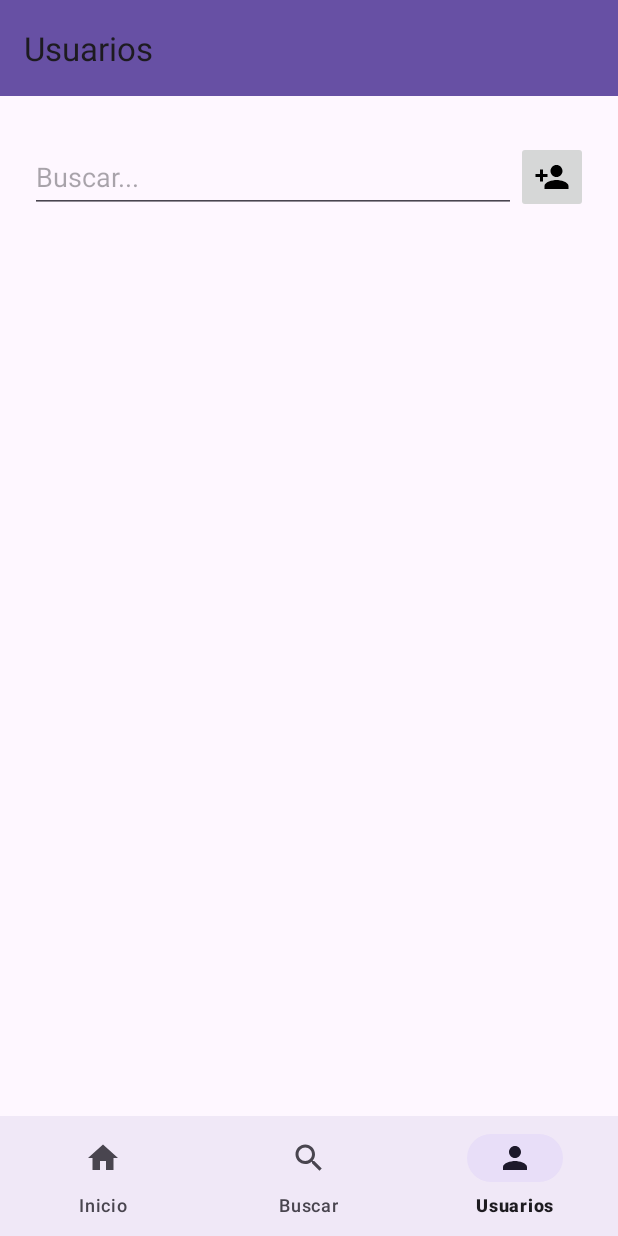
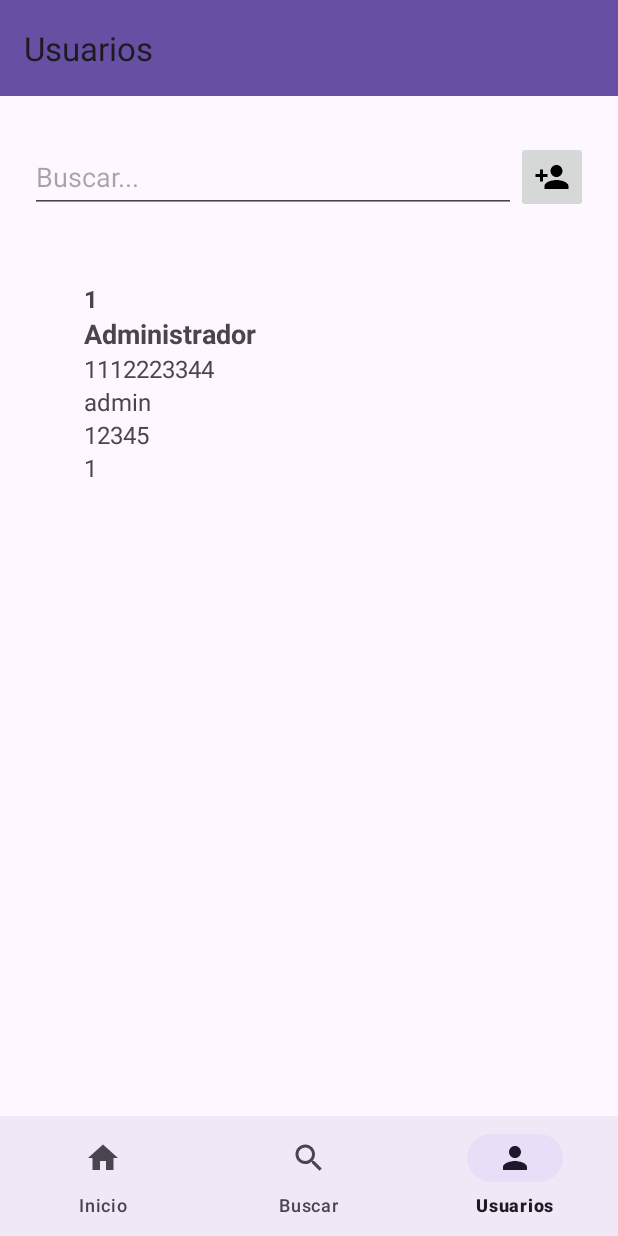
Before and after one commit to JoseAlejandro99/App-Generador-de-Orden-de-servicio, an Android app: the UsuariosFragment screen opened through its navigation route, on a phone screen of 412 x 824 dp. Run offline under Robolectric (Android 15) with nearby library versions, the phone set to English and light mode, and no system bars; our stand-ins replace navigation-ui; libraries missing offline, so code that uses them is left out: com.itextpdf.kernel, com.itextpdf.layout.

Commit message:
funciona el modulo usuarios parte 1
 en la parte de mostrar la informacion de la base de datos, falta el boton de agregar

```diff
--- a/app/src/main/AndroidManifest.xml
+++ b/app/src/main/AndroidManifest.xml
@@ -5,6 +5,10 @@
     <uses-feature
         android:name="android.hardware.camera"
         android:required="false" />
+
+    <uses-permission android:name="android.permission.CAMERA" />
+    <uses-permission android:name="android.permission.WRITE_EXTERNAL_STORAGE" />
+
     <application
         android:allowBackup="true"
         android:dataExtractionRules="@xml/data_extraction_rules"
@@ -15,6 +19,9 @@
         android:supportsRtl="true"
         android:theme="@style/Theme.GeneradorDeOrdenDeServicio"
         tools:targetApi="31">
+        <activity
+            android:name=".usuario_item"
+            android:exported="false" />
         <activity
             android:name=".SignUpActivity"
             android:exported="false" />
@@ -33,10 +40,4 @@
         </activity>
     </application>
 
-    <uses-permission android:name="android.permission.CAMERA" />
-    <uses-permission android:name="android.permission.WRITE_EXTERNAL_STORAGE" />
-
-
-
-
 </manifest>
--- a/app/src/main/java/com/kalex/generadordeordendeservicio/DatabaseHelper.java
+++ b/app/src/main/java/com/kalex/generadordeordendeservicio/DatabaseHelper.java
@@ -4,6 +4,9 @@ import android.content.Context;
 import android.database.Cursor;
 import android.database.sqlite.SQLiteDatabase;
 import android.database.sqlite.SQLiteOpenHelper;
+
+import java.util.ArrayList;
+import java.util.List;
 
 public class DatabaseHelper extends SQLiteOpenHelper {
 
@@ -63,4 +66,29 @@ public class DatabaseHelper extends SQLiteOpenHelper {
         cursor.close();
         return count > 0;
     }
+
+    public List<Usuario> getAllUsuarios() {
+        List<Usuario> usuarios = new ArrayList<>();
+        SQLiteDatabase db = this.getReadableDatabase();
+
+        Cursor cursor = db.query(TABLE_USERS, null, null, null, null, null, null);
+
+        if (cursor != null) {
+            while (cursor.moveToNext()) {
+                int id = cursor.getInt(cursor.getColumnIndex(COLUMN_ID));
+                String nombreCompleto = cursor.getString(cursor.getColumnIndex(COLUMN_FULL_NAME));
+                int telefono = cursor.getInt(cursor.getColumnIndex(COLUMN_PHONE));
+                String usuario = cursor.getString(cursor.getColumnIndex(COLUMN_USERNAME));
+                String contraseña = cursor.getString(cursor.getColumnIndex(COLUMN_PASSWORD));
+                int nivelUsuario = cursor.getInt(cursor.getColumnIndex(COLUMN_USER_LEVEL));
+
+                Usuario usuarioObj = new Usuario(id, nombreCompleto, telefono, usuario, contraseña, nivelUsuario);
+                usuarios.add(usuarioObj);
+            }
+            cursor.close();
+        }
+
+        return usuarios;
+    }
+
 }
--- /dev/null
+++ b/app/src/main/java/com/kalex/generadordeordendeservicio/Usuario.java
@@ -0,0 +1,43 @@
+package com.kalex.generadordeordendeservicio;
+
+public class Usuario {
+    private int id;
+    private String nombreCompleto;
+    private int telefono;
+    private String usuario;
+    private String contraseña;
+    private int nivelUsuario;
+
+    public Usuario(int id, String nombreCompleto, int telefono, String usuario, String contraseña, int nivelUsuario) {
+        this.id = id;
+        this.nombreCompleto = nombreCompleto;
+        this.telefono = telefono;
+        this.usuario = usuario;
+        this.contraseña = contraseña;
+        this.nivelUsuario = nivelUsuario;
+    }
+
+    public int getId() {
+        return id;
+    }
+
+    public String getNombreCompleto() {
+        return nombreCompleto;
+    }
+
+    public int getTelefono() {
+        return telefono;
+    }
+
+    public String getUsuario() {
+        return usuario;
+    }
+
+    public String getContraseña() {
+        return contraseña;
+    }
+
+    public int getNivelUsuario() {
+        return nivelUsuario;
+    }
+}
--- a/app/src/main/java/com/kalex/generadordeordendeservicio/ui/notifications/UsuariosFragment.java
+++ b/app/src/main/java/com/kalex/generadordeordendeservicio/ui/notifications/UsuariosFragment.java
@@ -5,15 +5,24 @@ import android.os.Bundle;
 import android.view.LayoutInflater;
 import android.view.View;
 import android.view.ViewGroup;
-import android.widget.Button;
 import android.widget.ImageButton;
 
 import androidx.fragment.app.Fragment;
+import androidx.recyclerview.widget.LinearLayoutManager;
+import androidx.recyclerview.widget.RecyclerView;
 
 import com.kalex.generadordeordendeservicio.R;
 import com.kalex.generadordeordendeservicio.SignUpActivity;
+import com.kalex.generadordeordendeservicio.Usuario;
+import com.kalex.generadordeordendeservicio.DatabaseHelper;
+import com.kalex.generadordeordendeservicio.usuario_item;
+
+import java.util.List;
 
 public class UsuariosFragment extends Fragment {
+
+    private RecyclerView recyclerView;
+    private usuario_item usuarioAdapter;
 
     @Override
     public View onCreateView(LayoutInflater inflater, ViewGroup container, Bundle savedInstanceState) {
@@ -24,13 +33,18 @@ public class UsuariosFragment extends Fragment {
         buttonAgregar.setOnClickListener(new View.OnClickListener() {
             @Override
             public void onClick(View v) {
-                // Iniciar la actividad SignUpActivity
                 Intent intent = new Intent(getActivity(), SignUpActivity.class);
                 startActivity(intent);
             }
         });
 
+        recyclerView = rootView.findViewById(R.id.listaUsuario);
+        recyclerView.setLayoutManager(new LinearLayoutManager(getActivity()));
+        DatabaseHelper databaseHelper = new DatabaseHelper(getActivity());
+        List<Usuario> usuarios = databaseHelper.getAllUsuarios();
+        usuarioAdapter = new usuario_item(usuarios);
+        recyclerView.setAdapter(usuarioAdapter);
+
         return rootView;
     }
-
 }
--- /dev/null
+++ b/app/src/main/java/com/kalex/generadordeordendeservicio/usuario_item.java
@@ -0,0 +1,59 @@
+package com.kalex.generadordeordendeservicio;
+
+import android.view.LayoutInflater;
+import android.view.View;
+import android.view.ViewGroup;
+import android.widget.TextView;
+
+import androidx.annotation.NonNull;
+import androidx.recyclerview.widget.RecyclerView;
+
+import com.kalex.generadordeordendeservicio.Usuario;
+
+import java.util.List;
+
+public class usuario_item extends RecyclerView.Adapter<usuario_item.UsuarioViewHolder> {
+
+    private List<Usuario> usuarioList;
+
+    public usuario_item(List<Usuario> usuarioList) {
+        this.usuarioList = usuarioList;
+    }
+
+    @NonNull
+    @Override
+    public UsuarioViewHolder onCreateViewHolder(@NonNull ViewGroup parent, int viewType) {
+        View itemView = LayoutInflater.from(parent.getContext()).inflate(R.layout.activity_usuario_item, parent, false);
+        return new UsuarioViewHolder(itemView);
+    }
+
+    @Override
+    public void onBindViewHolder(@NonNull UsuarioViewHolder holder, int position) {
+        Usuario usuario = usuarioList.get(position);
+        holder.textViewID.setText(String.valueOf(usuario.getId()));
+        holder.textViewNombre.setText(usuario.getNombreCompleto());
+        holder.textViewTelefono.setText(String.valueOf(usuario.getTelefono()));
+        holder.textViewUsuario.setText(usuario.getUsuario());
+        holder.textViewContraseña.setText(usuario.getContraseña());
+        holder.textViewNivel.setText(String.valueOf(usuario.getNivelUsuario()));
+    }
+
+    @Override
+    public int getItemCount() {
+        return usuarioList.size();
+    }
+
+    static class UsuarioViewHolder extends RecyclerView.ViewHolder {
+        TextView textViewID, textViewNombre, textViewTelefono, textViewUsuario, textViewContraseña, textViewNivel;
+
+        public UsuarioViewHolder(@NonNull View itemView) {
+            super(itemView);
+            textViewID = itemView.findViewById(R.id.textViewID);
+            textViewNombre = itemView.findViewById(R.id.textViewNombre);
+            textViewTelefono = itemView.findViewById(R.id.textViewTelefono);
+            textViewUsuario = itemView.findViewById(R.id.textViewUsuario);
+            textViewContraseña = itemView.findViewById(R.id.textViewContraseña);
+            textViewNivel = itemView.findViewById(R.id.textViewNivel);
+        }
+    }
+}
--- /dev/null
+++ b/app/src/main/res/layout/activity_usuario_item.xml
@@ -0,0 +1,47 @@
+<?xml version="1.0" encoding="utf-8"?>
+<!-- usuario_item.xml -->
+<LinearLayout
+    xmlns:android="http://schemas.android.com/apk/res/android"
+    android:layout_width="match_parent"
+    android:layout_height="wrap_content"
+    android:orientation="vertical"
+    android:padding="16dp">
+
+    <TextView
+        android:id="@+id/textViewID"
+        android:layout_width="wrap_content"
+        android:layout_height="wrap_content"
+        android:textSize="16sp"
+        android:textStyle="bold"/>
+
+    <TextView
+        android:id="@+id/textViewNombre"
+        android:layout_width="wrap_content"
+        android:layout_height="wrap_content"
+        android:textSize="18sp"
+        android:textStyle="bold"/>
+
+    <TextView
+        android:id="@+id/textViewTelefono"
+        android:layout_width="wrap_content"
+        android:layout_height="wrap_content"
+        android:textSize="16sp"/>
+
+    <TextView
+        android:id="@+id/textViewUsuario"
+        android:layout_width="wrap_content"
+        android:layout_height="wrap_content"
+        android:textSize="16sp"/>
+
+    <TextView
+        android:id="@+id/textViewContraseña"
+        android:layout_width="wrap_content"
+        android:layout_height="wrap_content"
+        android:textSize="16sp"/>
+
+    <TextView
+        android:id="@+id/textViewNivel"
+        android:layout_width="wrap_content"
+        android:layout_height="wrap_content"
+        android:textSize="16sp"/>
+</LinearLayout>
```
